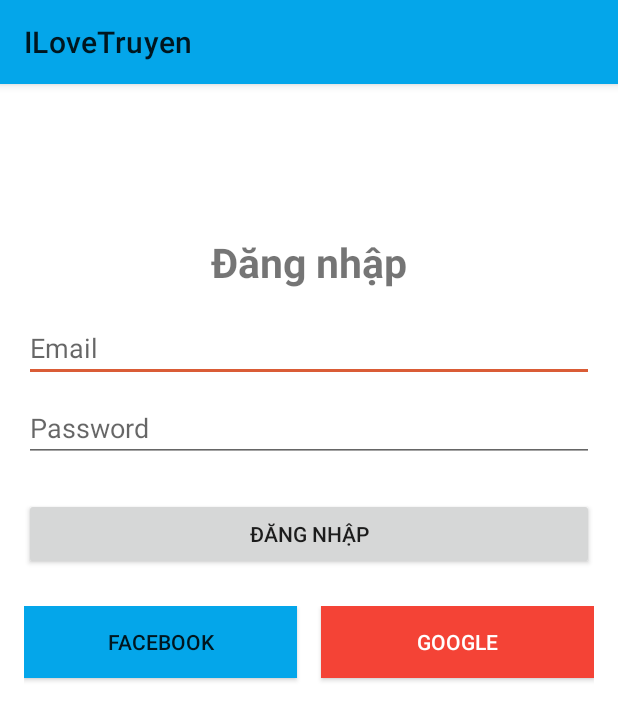
After one commit to dubanteo19/ILoveTruyen, an Android app: the LoginActivity screen opened directly, with no data from a screen before it, on a phone screen of 412 x 824 dp. The commit adds this screen. Shown: the top 720 px of the screen. Run offline under Robolectric (Android 15) with nearby library versions, the phone set to English and light mode, and no system bars.

Commit message:
tao activity login

```diff
--- a/app/build.gradle.kts
+++ b/app/build.gradle.kts
@@ -44,6 +44,7 @@ dependencies {
     implementation("de.hdodenhof:circleimageview:3.1.0")
     implementation(libs.cardview)
     implementation(libs.navigation.ui)
+    implementation(libs.activity)
     testImplementation(libs.junit)
     androidTestImplementation(libs.ext.junit)
     androidTestImplementation(libs.espresso.core)
--- a/app/src/main/AndroidManifest.xml
+++ b/app/src/main/AndroidManifest.xml
@@ -13,6 +13,9 @@
         android:theme="@style/Theme.ILoveTruyen"
         tools:targetApi="31">
         <activity
+            android:name=".LoginActivity"
+            android:exported="false" />
+        <activity
             android:name=".MainActivity"
             android:exported="true"
             android:label="@string/app_name">
--- /dev/null
+++ b/app/src/main/java/com/example/ilovetruyen/LoginActivity.java
@@ -0,0 +1,24 @@
+package com.example.ilovetruyen;
+
+import android.os.Bundle;
+
+import androidx.activity.EdgeToEdge;
+import androidx.appcompat.app.AppCompatActivity;
+import androidx.core.graphics.Insets;
+import androidx.core.view.ViewCompat;
+import androidx.core.view.WindowInsetsCompat;
+
+public class LoginActivity extends AppCompatActivity {
+
+    @Override
+    protected void onCreate(Bundle savedInstanceState) {
+        super.onCreate(savedInstanceState);
+        EdgeToEdge.enable(this);
+        setContentView(R.layout.activity_login);
+        ViewCompat.setOnApplyWindowInsetsListener(findViewById(R.id.main), (v, insets) -> {
+            Insets systemBars = insets.getInsets(WindowInsetsCompat.Type.systemBars());
+            v.setPadding(systemBars.left, systemBars.top, systemBars.right, systemBars.bottom);
+            return insets;
+        });
+    }
+}
--- a/app/src/main/java/com/example/ilovetruyen/MainActivity.java
+++ b/app/src/main/java/com/example/ilovetruyen/MainActivity.java
@@ -23,7 +23,7 @@ public class MainActivity extends AppCompatActivity {
         binding = ActivityMainBinding.inflate(getLayoutInflater());
         setContentView(binding.getRoot());
 
-        BottomNavigationView navView = findViewById(R.id.nav_view);
+        BottomNavigationView navView = findViewById(R.id.);
         // Passing each menu ID as a set of Ids because each
         // menu should be considered as top level destinations.
         AppBarConfiguration appBarConfiguration = new AppBarConfiguration.Builder(
--- /dev/null
+++ b/app/src/main/res/drawable/arrow_back.xml
@@ -0,0 +1,4 @@
+<?xml version="1.0" encoding="utf-8"?>
+   <vector xmlns:android="http://schemas.android.com/apk/res/android" android:width="24dp" android:height="24dp" android:viewportWidth="960" android:viewportHeight="960" android:tint="?attr/colorControlNormal" android:autoMirrored="true">
+    <path android:fillColor="@android:color/white" android:pathData="M313,520L537,744L480,800L160,480L480,160L537,216L313,440L800,440L800,520L313,520Z"/>
+</vector>
--- /dev/null
+++ b/app/src/main/res/layout/activity_login.xml
@@ -0,0 +1,97 @@
+<?xml version="1.0" encoding="utf-8"?>
+<androidx.constraintlayout.widget.ConstraintLayout
+    xmlns:android="http://schemas.android.com/apk/res/android"
+    xmlns:app="http://schemas.android.com/apk/res-auto"
+    xmlns:tools="http://schemas.android.com/tools"
+    android:id="@+id/main"
+    android:layout_width="match_parent"
+    android:layout_height="match_parent"
+    tools:context=".LoginActivity"
+    app:layout_constraintVertical_bias="0.5">
+
+    <TextView
+        android:id="@+id/textViewTitle"
+        android:layout_width="wrap_content"
+        android:layout_height="wrap_content"
+        android:text="@string/login"
+        android:textSize="27sp"
+        android:textStyle="bold"
+        app:layout_constraintTop_toTopOf="parent"
+        app:layout_constraintStart_toStartOf="parent"
+        app:layout_constraintEnd_toEndOf="parent"
+        android:layout_marginTop="100dp"
+        android:layout_marginStart="16dp"
+        android:layout_marginEnd="16dp"/>
+
+    <EditText
+        android:id="@+id/editTextEmail"
+        android:layout_width="0dp"
+        android:layout_height="wrap_content"
+        android:hint="Email"
+        android:inputType="textEmailAddress"
+        app:layout_constraintTop_toBottomOf="@+id/textViewTitle"
+        app:layout_constraintStart_toStartOf="parent"
+        app:layout_constraintEnd_toEndOf="parent"
+        android:layout_marginTop="16dp"
+        android:layout_marginStart="16dp"
+        android:layout_marginEnd="16dp"/>
+
+    <EditText
+        android:id="@+id/editTextPassword"
+        android:layout_width="0dp"
+        android:layout_height="wrap_content"
+        android:hint="Password"
+        android:inputType="textPassword"
+        app:layout_constraintTop_toBottomOf="@+id/editTextEmail"
+        app:layout_constraintStart_toStartOf="parent"
+        app:layout_constraintEnd_toEndOf="parent"
+        android:layout_marginTop="8dp"
+        android:layout_marginStart="16dp"
+        android:layout_marginEnd="16dp"/>
+
+    <androidx.appcompat.widget.AppCompatButton
+        android:id="@+id/buttonLogin"
+        android:layout_width="0dp"
+        android:layout_height="wrap_content"
+        android:text="@string/login"
+        app:layout_constraintTop_toBottomOf="@+id/editTextPassword"
+        app:layout_constraintStart_toStartOf="parent"
+        app:layout_constraintEnd_toEndOf="parent"
+        android:layout_marginTop="24dp"
+        android:layout_marginStart="16dp"
+        android:layout_marginEnd="16dp"/>
+
+    <LinearLayout
+        android:layout_width="match_parent"
+        android:layout_height="wrap_content"
+        android:orientation="horizontal"
+        app:layout_constraintTop_toBottomOf="@+id/buttonLogin"
+        app:layout_constraintStart_toStartOf="parent"
+        app:layout_constraintEnd_toEndOf="parent"
+        android:layout_marginTop="24dp"
+        android:layout_marginStart="16dp"
+        android:layout_marginEnd="16dp">
+
+        <androidx.appcompat.widget.AppCompatButton
+            android:id="@+id/buttonLoginFacebook"
+            android:layout_width="wrap_content"
+            android:layout_height="wrap_content"
+            android:layout_weight="0.5"
+            android:text="Facebook"
+            android:background="@color/primary"
+            android:layout_marginRight="8dp"
+            android:layout_marginBottom="8dp"/>
+
+        <androidx.appcompat.widget.AppCompatButton
+            android:id="@+id/buttonLoginGoogle"
+            android:layout_width="wrap_content"
+            android:layout_height="wrap_content"
+            android:layout_weight="0.5"
+            android:text="Google"
+            android:background="@color/red"
+            android:textColor="@android:color/white"
+            android:layout_marginLeft="8dp"
+            android:layout_marginBottom="8dp"/>
+    </LinearLayout>
+
+</androidx.constraintlayout.widget.ConstraintLayout>
--- a/app/src/main/res/values/colors.xml
+++ b/app/src/main/res/values/colors.xml
@@ -10,5 +10,7 @@
     <color name="background">#f3f3f3 </color>
     <color name="primary">#04a6ea </color>
     <color name="secondary">#da5c36</color>
+    <color name="red">#F44336</color>
     <color name="text">#5a5e68  </color>
+    <color name="purple">#8692f7</color>
 </resources>
--- a/app/src/main/res/values/strings.xml
+++ b/app/src/main/res/values/strings.xml
@@ -3,4 +3,6 @@
     <string name="title_home" translatable="false">Truyện tranh</string>
     <string name="title_dashboard" translatable="false">Dashboard</string>
     <string name="title_notifications" translatable="false">Notifications</string>
+    <string name="register" translatable="false">Đăng ký</string>
+    <string name="login" translatable="false">Đăng nhập</string>
 </resources>
--- a/gradle/libs.versions.toml
+++ b/gradle/libs.versions.toml
@@ -12,6 +12,7 @@ lifecycleViewmodelKtx = "2.8.1"
 navigationFragment = "2.7.7"
 navigationUi = "2.7.7"
 recyclerview = "1.3.2"
+activity = "1.9.0"
 
 [libraries]
 cardview = { module = "androidx.cardview:cardview", version.ref = "cardview" }
@@ -26,6 +27,7 @@ lifecycle-viewmodel-ktx = { group = "androidx.lifecycle", name = "lifecycle-view
 navigation-fragment = { group = "androidx.navigation", name = "navigation-fragment", version.ref = "navigationFragment" }
 navigation-ui = { group = "androidx.navigation", name = "navigation-ui", version.ref = "navigationUi" }
 recyclerview = { module = "androidx.recyclerview:recyclerview", version.ref = "recyclerview" }
+activity = { group = "androidx.activity", name = "activity", version.ref = "activity" }
 
 [plugins]
 android-application = { id = "com.android.application", version.ref = "agp" }
```
Also changed, not shown: app/src/main/java/com/example/ilovetruyen/PhoneEmailSignUpActivity.java (added, +23 -0 lines), app/src/main/java/com/example/ilovetruyen/RegisterActivity.java (added, +32 -0 lines), app/src/main/res/drawable/custom_edittext.xml (added, +9 -0 lines), app/src/main/res/layout/activity_phone_email_signup.xml (added, +78 -0 lines), app/src/main/res/layout/activity_register.xml (added, +67 -0 lines).
